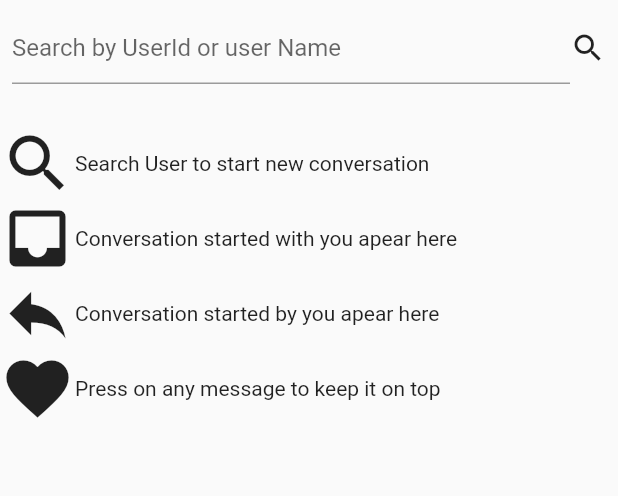
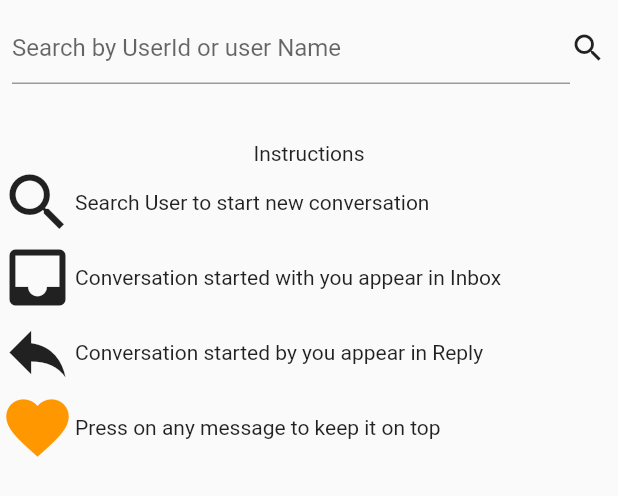
Before and after one commit to su8hashpand3y/ftab, a Flutter app: the SearchWidget widget shown alone on an empty page, opened directly, on a phone screen of 412 x 824 dp. Shown: the top 496 px of the screen. Run offline on Flutter 3.47's test engine with Material 2 defaults, Android fonts, the phone set to English and light mode, and no system bars; our stand-ins replace image_picker, shared_preferences; missing offline and left inert: firebase_admob; accounts and stored records are empty; network calls fail.

Commit message:
layout changes

```diff
--- a/lib/Helper/internet.dart
+++ b/lib/Helper/internet.dart
@@ -7,8 +7,8 @@ import 'package:flutter_tab/viewModels/serviceResponse.dart';
 import 'package:http/http.dart' as http;
 
 class Internet {
-  //static const  RootApi= "http://localhost:58296";
-   static const  RootApi= "http://rajdoot.azurewebsites.net";
+  static const  RootApi= "http://localhost:58296";
+   //static const  RootApi= "http://rajdoot.azurewebsites.net";
 
   static Future<ServerResponse> get(String url) async {
     final tokenValue = await Storage.getString('token');
--- a/lib/Helper/storage.dart
+++ b/lib/Helper/storage.dart
@@ -36,9 +36,8 @@ class Storage {
   static logout() async {
     var store = await SharedPreferences.getInstance();
     await Storage.setString('token', "");
-    print(store.getString('token'));
     store.remove('token');
-    print(store.getString('token'));
+    store.clear();
     await Storage.setString('token', "");
   }
 }
--- a/lib/main.dart
+++ b/lib/main.dart
@@ -25,29 +25,17 @@ class RajdootApp extends StatelessWidget {
   }
 
  RajdootApp(){
-    createBannerAd();
-    FirebaseAdMob.instance.initialize(appId: '');
-    createBannerAd()..load()..show( anchorOffset: 0.0,
-    anchorType: AnchorType.bottom);
+    // FirebaseAdMob.instance.initialize(appId: 'ca-app-pub-5723471843217494~4832791339');
+    // createBannerAd();
+    // createBannerAd()..load()..show( anchorOffset: 0.0,
+    // anchorType: AnchorType.bottom);
  }
 
-   static final MobileAdTargetingInfo targetingInfo = new MobileAdTargetingInfo(
-
-    keywords: <String>['foo', 'bar'],
-    contentUrl: 'http://foo.com/bar.html',
-    birthday: new DateTime.now(),
-    childDirected: true,
-    gender: MobileAdGender.male,
-  );
 
    BannerAd createBannerAd() {
     return new BannerAd(
-      adUnitId: BannerAd.testAdUnitId,
+      adUnitId: 'ca-app-pub-5723471843217494/1629394564',
       size: AdSize.banner,
-      targetingInfo: targetingInfo,
-      listener: (MobileAdEvent event) {
-        print("BannerAd event $event");
-      },
     );
   }
 }
--- a/lib/widgets/Inbox/sendInbox.dart
+++ b/lib/widgets/Inbox/sendInbox.dart
@@ -35,7 +35,6 @@ class SendInboxWidgetState extends State<SendInboxWidget> {
     // get from storage
     _data = new List<Message>();
     this.checkLocalStorae();
-    this._loadData();
     Timer.periodic(Duration(seconds: 3), (t) {
       if (this.mounted) {
         this._loadData();
@@ -61,6 +60,7 @@ class SendInboxWidgetState extends State<SendInboxWidget> {
       setState(() {});
     }
     isBusy = false;
+    this._loadData();
   }
 
   Future _loadData() async {
@@ -125,7 +125,7 @@ class SendInboxWidgetState extends State<SendInboxWidget> {
   Widget build(BuildContext context) {
     return new Scaffold(
       appBar: new AppBar(
-        backgroundColor: Colors.green[700],
+        backgroundColor: Colors.black,
         title: new Text(this._messageCard.userName),
       ),
       body: Column(children: <Widget>[
--- a/lib/widgets/Reply/sendReply.dart
+++ b/lib/widgets/Reply/sendReply.dart
@@ -37,7 +37,6 @@ class SendReplyWidgetState extends State<SendReplyWidget> {
     _data = new List<Message>();
     this.checkLocalStorae();
 
-    this._loadData();
     Timer.periodic(Duration(seconds: 3), (t) {
       if (this.mounted) {
         this._loadData();
@@ -63,6 +62,8 @@ class SendReplyWidgetState extends State<SendReplyWidget> {
       setState(() {});
     }
     isBusy = false;
+    this._loadData();
+
   }
 
   Future _loadData() async {
@@ -144,7 +145,7 @@ class SendReplyWidgetState extends State<SendReplyWidget> {
   Widget build(BuildContext context) {
     return new Scaffold(
       appBar: new AppBar(
-        backgroundColor: Colors.green[700],
+        backgroundColor: Colors.black,
         title: new Text(this._messageCard.userName),
       ),
       body: Column(children: <Widget>[
--- a/lib/widgets/Search/search.dart
+++ b/lib/widgets/Search/search.dart
@@ -2,6 +2,7 @@ import 'dart:async';
 
 import 'package:flutter/material.dart';
 import 'package:flutter_tab/Helper/internet.dart';
+import 'package:flutter_tab/Helper/storage.dart';
 import 'package:flutter_tab/viewModels/messageCard.dart';
 import 'package:flutter_tab/viewModels/userInfo.dart';
 import 'package:flutter_tab/widgets/Reply/replyList.dart';
@@ -18,12 +19,22 @@ class SearchWidgetState extends State<SearchWidget> {
   int _skip = 0;
   List<UserInfo> _data;
   bool noResult = true;
-  bool notSearhed = true;
+  bool notSearhed = false;
   bool isBusy = false;
   @override
   void initState() {
     super.initState();
+   checkHelp();
     _data = new List<UserInfo>();
+  }
+
+  checkHelp()async {
+      final firstLogin  = await Storage.getBool('firstLogin');
+      if(firstLogin == null || firstLogin == true){
+        setState(() {
+                  notSearhed = true;
+                });
+      }
   }
 
   sendMessage(userName, dynamic context) {
@@ -32,6 +43,7 @@ class SearchWidgetState extends State<SearchWidget> {
   }
 
   Future _search() async {
+    Storage.setBool('firstLogin',false);
     if (!isBusy) {
       isBusy = true;
       final form = formKey.currentState;
@@ -41,7 +53,6 @@ class SearchWidgetState extends State<SearchWidget> {
         this.noResult = true;
         final res = await Internet.get(
             '${Internet.RootApi}/Login/Search?searchTerm=$_searchTerm&skip=$_skip');
-        this.isBusy = false;
         if (res.status == 'good') {
           if (this.mounted) {
             setState(() {
@@ -58,24 +69,27 @@ class SearchWidgetState extends State<SearchWidget> {
         }
       }
     }
+
+     this.isBusy = false;
   }
 
   buildSearchResult(UserInfo user) {
     return Container(
         decoration: BoxDecoration(
-            color: Colors.cyan[100],
+
             border: Border.all(color: Colors.lightBlue.shade900, width: 1.0)),
         child: Padding(
             padding: EdgeInsets.all(3.0),
             child: Row(
-              mainAxisAlignment: MainAxisAlignment.start,
+              mainAxisAlignment: MainAxisAlignment.spaceBetween,
               children: <Widget>[
+                Row( children: <Widget>[
                 user.userImage == null
-                    ? new Icon(Icons.image)
+                    ? const SizedBox()
                     : new Image.network(user.userImage,
                         height: 50.0, fit: BoxFit.fill),
                 Padding(
-                    padding: EdgeInsets.only(left: 10.0),
+                    padding: EdgeInsets.all(10.0),
                     child: Column(
                         mainAxisAlignment: MainAxisAlignment.center,
                         children: <Widget>[
@@ -84,8 +98,13 @@ class SearchWidgetState extends State<SearchWidget> {
                           Text('UserName: ${user.userName}',
                               overflow: TextOverflow.ellipsis),
                           Divider(height: 2.0, color: Colors.black)
-                        ]))
-              ],
+                        ]))]),
+               GestureDetector(
+                        onTap: () {
+                          _OpenMessage(user);
+                        },
+                        child: Icon(Icons.more))
+                        ],
             )));
   }
 
@@ -132,11 +151,15 @@ class SearchWidgetState extends State<SearchWidget> {
             ],
           ),
         )),
+        new SizedBox(height: 10.0),
         notSearhed
             ? Expanded(
                 flex: 1,
                 child: Column(children: <Widget>[
+
                   const SizedBox(height: 20.0),
+                  Center(child: Text("Instructions")),
+
                   Flexible(
                       child: Row(children: <Widget>[
                     Icon(
@@ -151,7 +174,7 @@ class SearchWidgetState extends State<SearchWidget> {
                       Icons.inbox,
                       size: 50.0,
                     ),
-                    Text('Conversation started with you apear here')
+                    Text('Conversation started with you appear in Inbox')
                   ])),
                   Flexible(
                       child: Row(children: <Widget>[
@@ -159,12 +182,12 @@ class SearchWidgetState extends State<SearchWidget> {
                       Icons.reply,
                       size: 50.0,
                     ),
-                    Text('Conversation started by you apear here')
+                    Text('Conversation started by you appear in Reply')
                   ])),
                   Flexible(
                       child: Row(children: <Widget>[
                     Icon(
-                      Icons.favorite,
+                      Icons.favorite, color: Colors.orange,
                       size: 50.0,
                     ),
                     Text('Press on any message to keep it on top')
@@ -190,13 +213,9 @@ class SearchWidgetState extends State<SearchWidget> {
                             },
                             child: Column(children: <Widget>[
                               buildSearchResult(_data[index]),
-                              const SizedBox(height: 1.0)
+                              const SizedBox(height: 10.0)
                             ]))),
-                    GestureDetector(
-                        onTap: () {
-                          _OpenMessage(_data[index]);
-                        },
-                        child: Icon(Icons.more))
+
                   ]);
             },
           )),
--- a/lib/widgets/setting/setting.dart
+++ b/lib/widgets/setting/setting.dart
@@ -33,9 +33,10 @@ class SettingState extends State<Setting> {
    Expanded(flex: 1,child:
    Column(children: <Widget>[
      const SizedBox(height: 20.0),
+      Center(child: Text("Instructions")),
       Flexible(child: Row(children: <Widget>[Icon(Icons.search, size: 50.0,), Text('Search User to start new conversation')])),
-      Flexible(child: Row(children: <Widget>[Icon(Icons.inbox, size: 50.0,), Text('Conversation started with you apear here')])),
-      Flexible(child: Row(children: <Widget>[Icon(Icons.reply, size: 50.0,), Text('Conversation started by you apear here')])),
+      Flexible(child: Row(children: <Widget>[Icon(Icons.inbox, size: 50.0,), Text('Conversation started with you appear in Inbox')])),
+      Flexible(child: Row(children: <Widget>[Icon(Icons.reply, size: 50.0,), Text('Conversation started by you appear in Reply')])),
       Flexible(child: Row(children: <Widget>[Icon(Icons.favorite, size:50.0,), Text('Press on any message to keep it on top')])),
       // Flexible(child: Wrap(children: <Widget>[Text('Step 2:',style: TextStyle(fontWeight: FontWeight.bold)), Text('Click on serch result to start a new converation,In case you already started a conversation and would like to continue that conversation go to Reply menu '),Icon(Icons.reply),Text(' to continue that chat.')])),
       // Flexible(child: Wrap(children: <Widget>[Text('Step 3:',style: TextStyle(fontWeight: FontWeight.bold)), Text('Conversation started by you apear on Reply menu '),Icon(Icons.reply)])),
```
Also changed, not shown: lib/widgets/Inbox/inboxList.dart (+21 -18 lines), lib/widgets/Reply/replyList.dart (+28 -19 lines), lib/widgets/Search/searchResult.dart (+7 -6 lines), lib/widgets/mainTabs.dart (+12 -9 lines), lib/widgets/myAppBar.dart (added, +21 -0 lines).
